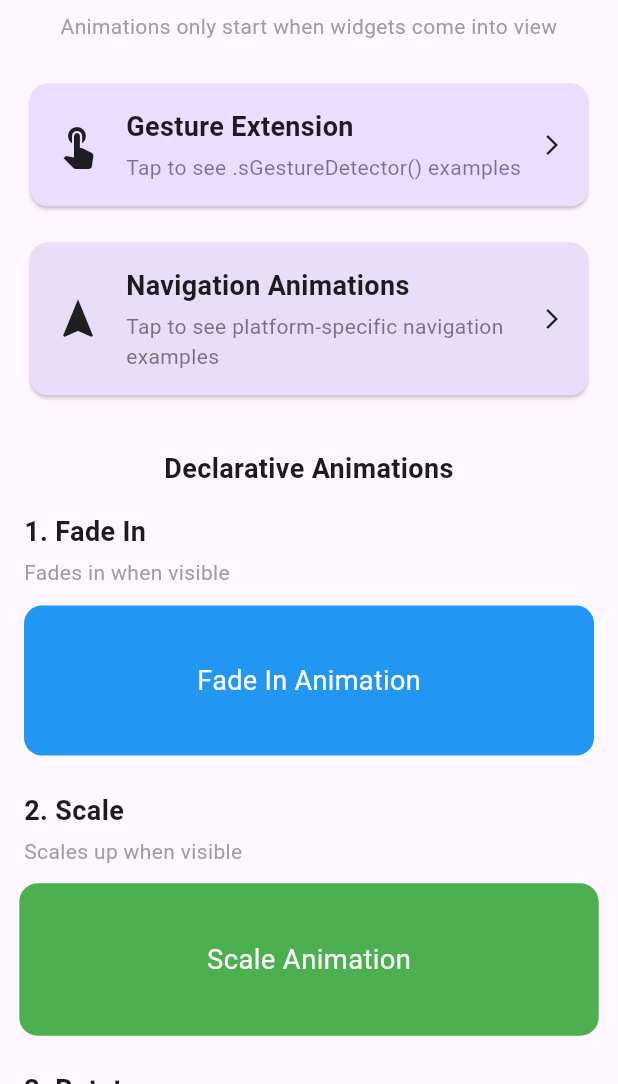
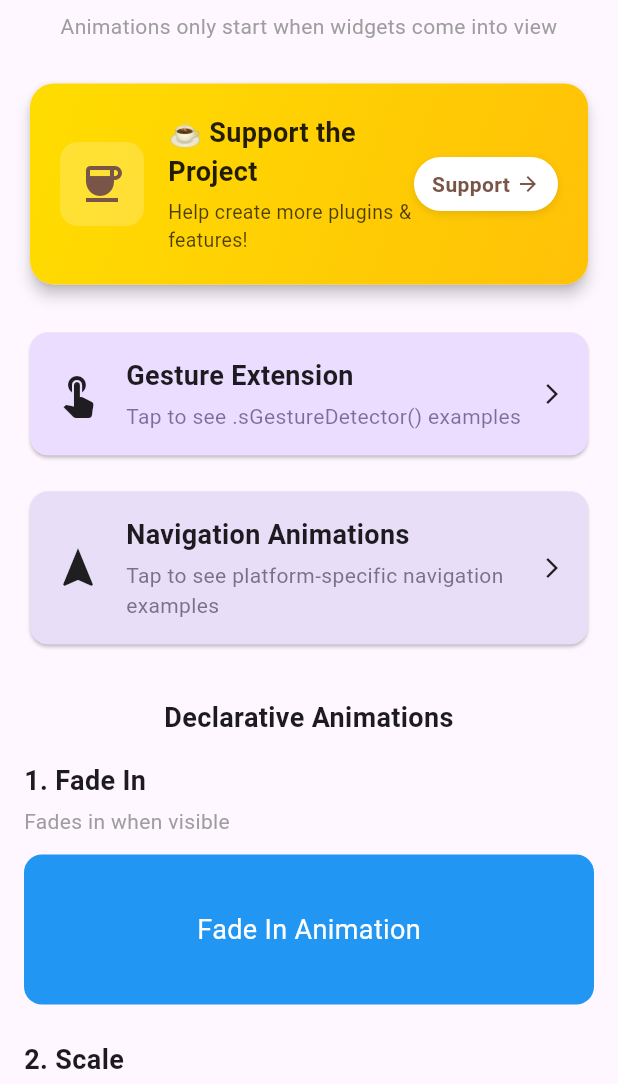
Before and after one commit to ravikinha/swift_animations, a Flutter app: the screen it shows after launch, on a phone screen of 412 x 824 dp, the part 152-1236 px from its top. Run offline on Flutter 3.47's test engine with Material 3 defaults, Android fonts, the phone set to English and light mode, and no system bars.

Commit message:
Add Buy Me a Coffee support button with beautiful UI
- Added prominent Buy Me a Coffee section in README with nice messaging
- Created beautiful animated Buy Me a Coffee card in example app
- Added url_launcher dependency for opening support link
- Updated README version to 1.2.1
- Encourages support for creating more plugins and features

```diff
--- a/example/lib/main.dart
+++ b/example/lib/main.dart
@@ -1,5 +1,6 @@
 import 'package:flutter/material.dart';
 import 'package:swift_animations/swift_animations.dart';
+import 'package:url_launcher/url_launcher.dart';
 import 'gesture_example.dart';
 
 void main() {
@@ -56,6 +57,9 @@ class _AnimationExamplesPageState extends State<AnimationExamplesPage> {
             style: TextStyle(fontSize: 14, color: Colors.grey),
             textAlign: TextAlign.center,
           ),
+          const SizedBox(height: 24),
+          // Buy Me a Coffee Button
+          _BuyMeACoffeeCard(),
           const SizedBox(height: 24),
           // Gesture Example Button
           Card(
@@ -1142,3 +1146,121 @@ class DetailPage extends StatelessWidget {
     );
   }
 }
+
+// Buy Me a Coffee Card Widget
+class _BuyMeACoffeeCard extends StatelessWidget {
+  const _BuyMeACoffeeCard();
+
+  Future<void> _openBuyMeACoffee() async {
+    final uri = Uri.parse('https://buymeacoffee.com/ravikinha');
+    if (await canLaunchUrl(uri)) {
+      await launchUrl(uri, mode: LaunchMode.externalApplication);
+    }
+  }
+
+  @override
+  Widget build(BuildContext context) {
+    return Card(
+      elevation: 4,
+      shape: RoundedRectangleBorder(
+        borderRadius: BorderRadius.circular(16),
+      ),
+      child: Container(
+        decoration: BoxDecoration(
+          borderRadius: BorderRadius.circular(16),
+          gradient: LinearGradient(
+            begin: Alignment.topLeft,
+            end: Alignment.bottomRight,
+            colors: [
+              const Color(0xFFFFDD00), // Buy Me a Coffee yellow
+              const Color(0xFFFFC107),
+            ],
+          ),
+        ),
+        child: InkWell(
+          onTap: _openBuyMeACoffee,
+          borderRadius: BorderRadius.circular(16),
+          child: Padding(
+            padding: const EdgeInsets.all(20.0),
+            child: Row(
+              children: [
+                Container(
+                  padding: const EdgeInsets.all(12),
+                  decoration: BoxDecoration(
+                    color: Colors.white.withOpacity(0.2),
+                    borderRadius: BorderRadius.circular(12),
+                  ),
+                  child: const Icon(
+                    Icons.coffee,
+                    color: Colors.brown,
+                    size: 32,
+                  ),
+                ),
+                const SizedBox(width: 16),
+                Expanded(
+                  child: Column(
+                    crossAxisAlignment: CrossAxisAlignment.start,
+                    children: [
+                      const Text(
+                        '☕ Support the Project',
+                        style: TextStyle(
+                          fontSize: 18,
+                          fontWeight: FontWeight.bold,
+                          color: Colors.black87,
+                        ),
+                      ),
+                      const SizedBox(height: 4),
+                      Text(
+                        'Help create more plugins & features!',
+                        style: TextStyle(
+                          fontSize: 13,
+                          color: Colors.black.withOpacity(0.7),
+                        ),
+                      ),
+                    ],
+                  ),
+                ),
+                Container(
+                  padding: const EdgeInsets.symmetric(
+                    horizontal: 12,
+                    vertical: 8,
+                  ),
+                  decoration: BoxDecoration(
+                    color: Colors.white,
+                    borderRadius: BorderRadius.circular(20),
+                    boxShadow: [
+                      BoxShadow(
+                        color: Colors.black.withOpacity(0.1),
+                        blurRadius: 4,
+                        offset: const Offset(0, 2),
+                      ),
+                    ],
+                  ),
+                  child: const Row(
+                    mainAxisSize: MainAxisSize.min,
+                    children: [
+                      Text(
+                        'Support',
+                        style: TextStyle(
+                          fontSize: 14,
+                          fontWeight: FontWeight.w600,
+                          color: Colors.brown,
+                        ),
+                      ),
+                      SizedBox(width: 4),
+                      Icon(
+                        Icons.arrow_forward,
+                        size: 16,
+                        color: Colors.brown,
+                      ),
+                    ],
+                  ),
+                ),
+              ],
+            ),
+          ),
+        ),
+      ),
+    );
+  }
+}
--- a/example/pubspec.yaml
+++ b/example/pubspec.yaml
@@ -12,6 +12,7 @@ dependencies:
     sdk: flutter
   swift_animations:
     path: ../
+  url_launcher: ^6.2.5
 
 dev_dependencies:
   flutter_test:
```
Also changed, not shown: lib/src/animate.dart (indentation only), 2 other files.
